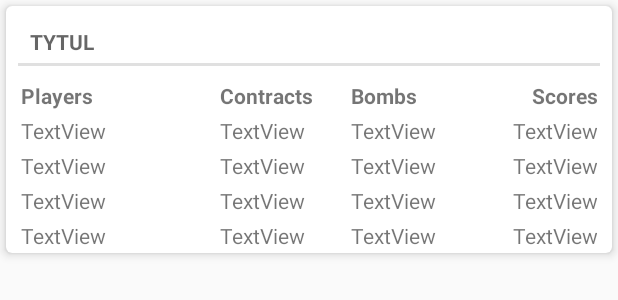
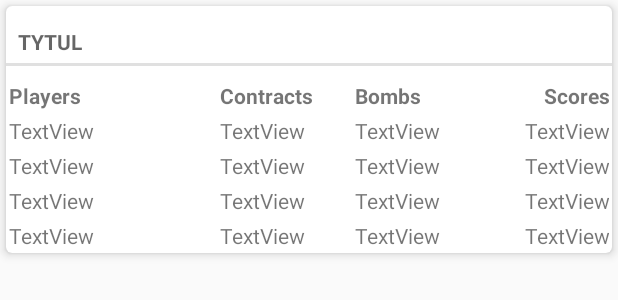
Before and after one commit to godlesie/Tysic, an Android app: the layout item_gry.xml on its own in the app's theme, with its tools: preview values and no code run, on a phone screen of 412 x 824 dp. Shown: the top 300 px of the screen. Run offline under Robolectric (Android 15) with nearby library versions, the phone set to English and light mode, and no system bars.

Commit message:
nowa instalacja android-studio 3.3

```diff
--- a/app/src/main/res/layout/fragment_gry.xml
+++ b/app/src/main/res/layout/fragment_gry.xml
@@ -14,7 +14,7 @@
         android:layout_marginEnd="8dp"
         app:layout_constraintEnd_toEndOf="parent"
         app:layout_constraintStart_toStartOf="parent"
-        app:layout_constraintTop_toBottomOf="@+id/text_view_numer_gry">
+        app:layout_constraintTop_toTopOf="parent">
 
         <TableRow
             android:id="@+id/table_row_title"
@@ -167,16 +167,27 @@
 
     </TableLayout>
 
+    <View
+        android:id="@+id/separator"
+        android:layout_width="fill_parent"
+        android:layout_height="1dip"
+        android:layout_marginStart="8dp"
+        android:layout_marginTop="8dp"
+        android:layout_marginEnd="8dp"
+        android:background="@color/colorAccent"
+        app:layout_constraintEnd_toEndOf="parent"
+        app:layout_constraintHorizontal_bias="0.0"
+        app:layout_constraintStart_toStartOf="parent"
+        app:layout_constraintTop_toBottomOf="@+id/table_summary_players" />
+
     <android.support.v7.widget.RecyclerView
         android:id="@+id/recyclerview_gra"
         android:layout_width="368dp"
         android:layout_height="0dp"
-        android:layout_marginStart="8dp"
         android:layout_marginTop="8dp"
-        android:layout_marginEnd="8dp"
         android:layout_marginBottom="40dp"
         app:layout_constraintBottom_toBottomOf="parent"
         app:layout_constraintEnd_toEndOf="parent"
         app:layout_constraintStart_toStartOf="parent"
-        app:layout_constraintTop_toBottomOf="@+id/table_summary_players" />
+        app:layout_constraintTop_toBottomOf="@+id/separator" />
 </android.support.constraint.ConstraintLayout>
--- a/app/src/main/res/layout/item_gry.xml
+++ b/app/src/main/res/layout/item_gry.xml
@@ -18,9 +18,7 @@
             style="?android:listSeparatorTextViewStyle"
             android:layout_width="match_parent"
             android:layout_height="wrap_content"
-            android:layout_marginStart="8dp"
             android:layout_marginTop="8dp"
-            android:layout_marginEnd="8dp"
             android:text="tytul"
             app:layout_constraintEnd_toEndOf="parent"
             app:layout_constraintStart_toStartOf="parent"
@@ -30,26 +28,24 @@
             android:id="@+id/table_summary_players"
             android:layout_width="0dp"
             android:layout_height="wrap_content"
-            android:layout_marginStart="8dp"
             android:layout_marginTop="8dp"
-            android:layout_marginEnd="8dp"
             app:layout_constraintEnd_toEndOf="parent"
             app:layout_constraintStart_toStartOf="parent"
             app:layout_constraintTop_toBottomOf="@+id/text_view_numer_gry">
 
             <TableRow
                 android:id="@+id/table_row_title"
-                android:padding="2dp"
                 android:layout_width="match_parent"
-                android:layout_height="match_parent" >
+                android:layout_height="match_parent"
+                android:padding="2dp">
 
                 <TextView
                     android:id="@+id/text_view_static_players"
+                    android:layout_width="wrap_content"
+                    android:layout_height="wrap_content"
                     android:layout_weight="3"
-                    android:layout_width="wrap_content"
-                    android:textStyle="bold"
-                    android:layout_height="wrap_content"
-                    android:text="@string/players" />
+                    android:text="@string/players"
+                    android:textStyle="bold" />
 
                 <TextView
                     android:id="@+id/text_view_static_cpntract"
@@ -61,40 +57,40 @@
 
                 <TextView
                     android:id="@+id/text_view_static_bombs"
-                    android:layout_weight="1"
-                    android:textStyle="bold"
                     android:layout_width="wrap_content"
                     android:layout_height="wrap_content"
-                    android:text="@string/bombs" />
+                    android:layout_weight="1"
+                    android:text="@string/bombs"
+                    android:textStyle="bold" />
 
                 <TextView
                     android:id="@+id/text_view_static_score"
-                    android:layout_weight="1"
-                    android:textStyle="bold"
-                    android:textAlignment="viewEnd"
                     android:layout_width="wrap_content"
                     android:layout_height="wrap_content"
-                    android:text="@string/score" />
+                    android:layout_weight="1"
+                    android:text="@string/score"
+                    android:textAlignment="viewEnd"
+                    android:textStyle="bold" />
             </TableRow>
 
             <TableRow
                 android:id="@+id/table_row_player_1"
                 android:layout_width="match_parent"
-                android:padding="2dp"
-                android:layout_height="match_parent">
+                android:layout_height="match_parent"
+                android:padding="2dp">
 
                 <TextView
                     android:id="@+id/text_view_player_1"
-                    android:layout_weight="3"
                     android:layout_width="wrap_content"
                     android:layout_height="wrap_content"
+                    android:layout_weight="3"
                     android:text="TextView" />
 
                 <TextView
                     android:id="@+id/text_view_contract_1"
-                    android:layout_weight="1"
                     android:layout_width="wrap_content"
                     android:layout_height="wrap_content"
+                    android:layout_weight="1"
                     android:text="TextView" />
 
                 <TextView
@@ -106,31 +102,31 @@
 
                 <TextView
                     android:id="@+id/text_view_score_1"
-                    android:layout_weight="1"
-                    android:textAlignment="viewEnd"
                     android:layout_width="wrap_content"
                     android:layout_height="wrap_content"
-                    android:text="TextView" />
+                    android:layout_weight="1"
+                    android:text="TextView"
+                    android:textAlignment="viewEnd" />
             </TableRow>
 
             <TableRow
                 android:id="@+id/table_row_player_2"
-                android:padding="2dp"
                 android:layout_width="match_parent"
-                android:layout_height="match_parent">
+                android:layout_height="match_parent"
+                android:padding="2dp">
 
                 <TextView
                     android:id="@+id/text_view_player_2"
-                    android:layout_weight="3"
                     android:layout_width="wrap_content"
                     android:layout_height="wrap_content"
+                    android:layout_weight="3"
                     android:text="TextView" />
 
                 <TextView
                     android:id="@+id/text_view_contract_2"
-                    android:layout_weight="1"
                     android:layout_width="wrap_content"
                     android:layout_height="wrap_content"
+                    android:layout_weight="1"
                     android:text="TextView" />
 
                 <TextView
@@ -151,22 +147,22 @@
 
             <TableRow
                 android:id="@+id/table_row_player_3"
-                android:padding="2dp"
                 android:layout_width="match_parent"
-                android:layout_height="match_parent">
+                android:layout_height="match_parent"
+                android:padding="2dp">
 
                 <TextView
                     android:id="@+id/text_view_player_3"
-                    android:layout_weight="3"
                     android:layout_width="wrap_content"
                     android:layout_height="wrap_content"
+                    android:layout_weight="3"
                     android:text="TextView" />
 
                 <TextView
                     android:id="@+id/text_view_contract_3"
-                    android:layout_weight="1"
                     android:layout_width="wrap_content"
                     android:layout_height="wrap_content"
+                    android:layout_weight="1"
                     android:text="TextView" />
 
                 <TextView
@@ -187,22 +183,22 @@
 
             <TableRow
                 android:id="@+id/table_row_player_4"
-                android:padding="2dp"
                 android:layout_width="match_parent"
-                android:layout_height="match_parent">
+                android:layout_height="match_parent"
+                android:padding="2dp">
 
                 <TextView
                     android:id="@+id/text_view_player_4"
-                    android:layout_weight="3"
                     android:layout_width="wrap_content"
                     android:layout_height="wrap_content"
+                    android:layout_weight="3"
                     android:text="TextView" />
 
                 <TextView
                     android:id="@+id/text_view_contract_4"
-                    android:layout_weight="1"
                     android:layout_width="wrap_content"
                     android:layout_height="wrap_content"
+                    android:layout_weight="1"
                     android:text="TextView" />
 
                 <TextView
--- a/build.gradle
+++ b/build.gradle
@@ -7,7 +7,7 @@ buildscript {
         jcenter()
     }
     dependencies {
-        classpath 'com.android.tools.build:gradle:3.2.1'
+        classpath 'com.android.tools.build:gradle:3.3.0'
 
 
         // NOTE: Do not place your application dependencies here; they belong
```
Also changed, not shown: gradle/wrapper/gradle-wrapper.properties.
